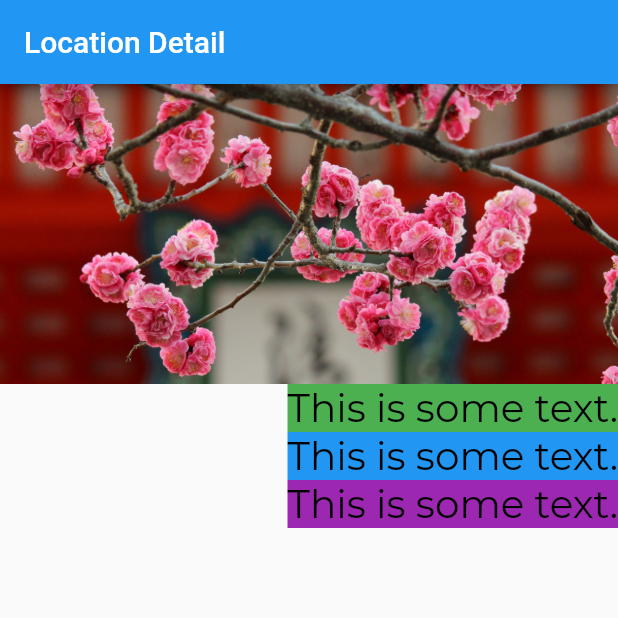
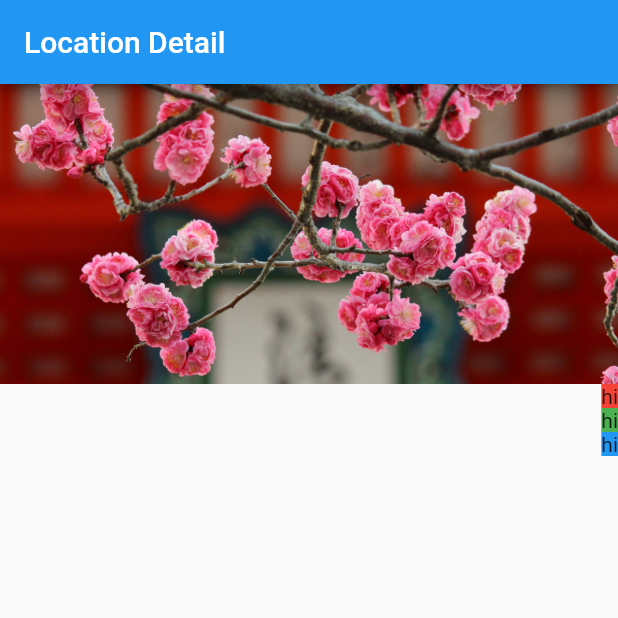
Before and after one commit to seenickcode/tourismandco, a Flutter app: the screen it shows after launch, on a phone screen of 412 x 824 dp, the top half of it. Run offline on Flutter 3.47's test engine with Material 2 defaults, Android fonts, the phone set to English and light mode, and no system bars.

Commit message:
Updated to show image banner.

```diff
--- a/lib/app.dart
+++ b/lib/app.dart
@@ -2,14 +2,12 @@
 
 import 'package:flutter/material.dart';
 import 'screens/location_detail/location_detail.dart';
-import 'style.dart';
 
 class App extends StatelessWidget {
   @override
   Widget build(BuildContext context) {
     return MaterialApp(
       home: LocationDetail(),
-      theme: ThemeData(textTheme: TextTheme(body1: Body1Style)),
     );
   }
 }
--- /dev/null
+++ b/lib/screens/location_detail/image_banner.dart
@@ -0,0 +1,18 @@
+import 'package:flutter/material.dart';
+
+class ImageBanner extends StatelessWidget {
+  final String _assetPath;
+
+  ImageBanner(this._assetPath);
+
+  @override
+  Widget build(BuildContext context) {
+    return Container(
+        constraints: BoxConstraints.expand(height: 200.0),
+        decoration: BoxDecoration(color: Colors.grey),
+        child: Image.asset(
+          _assetPath,
+          fit: BoxFit.cover,
+        ));
+  }
+}
--- a/lib/screens/location_detail/location_detail.dart
+++ b/lib/screens/location_detail/location_detail.dart
@@ -1,6 +1,8 @@
 // screens/home/home.dart
 
 import 'package:flutter/material.dart';
+import 'image_banner.dart';
+import 'text_section.dart';
 
 class LocationDetail extends StatelessWidget {
   @override
@@ -13,28 +15,11 @@ class LocationDetail extends StatelessWidget {
           mainAxisAlignment: MainAxisAlignment.start,
           crossAxisAlignment: CrossAxisAlignment.end,
           children: [
-            _bannerContainer(Colors.red),
-            _textSectionContainer(Colors.green),
-            _textSectionContainer(Colors.blue),
-            _textSectionContainer(Colors.purple)
+            ImageBanner("assets/images/kiyomizu-dera.jpg"),
+            TextSection(Colors.red),
+            TextSection(Colors.green),
+            TextSection(Colors.blue),
           ]),
     );
   }
-
-  Widget _bannerContainer(Color color) {
-    return Container(
-        constraints: BoxConstraints.expand(height: 200.0),
-        decoration: BoxDecoration(color: color),
-        child: Image.asset(
-          "assets/images/kiyomizu-dera.jpg",
-          fit: BoxFit.cover,
-        ));
-  }
-
-  Widget _textSectionContainer(Color color) {
-    return Container(
-      decoration: BoxDecoration(color: color),
-      child: Text("This is some text."),
-    );
-  }
 }
--- /dev/null
+++ b/lib/screens/location_detail/text_section.dart
@@ -0,0 +1,17 @@
+import 'package:flutter/material.dart';
+
+class TextSection extends StatelessWidget {
+  final Color _color;
+
+  TextSection(this._color);
+
+  @override
+  Widget build(BuildContext context) {
+    return Container(
+      decoration: BoxDecoration(
+        color: _color,
+      ),
+      child: Text('hi'),
+    );
+  }
+}
```
Also changed, not shown: pubspec.yaml (+0 -7 lines).
